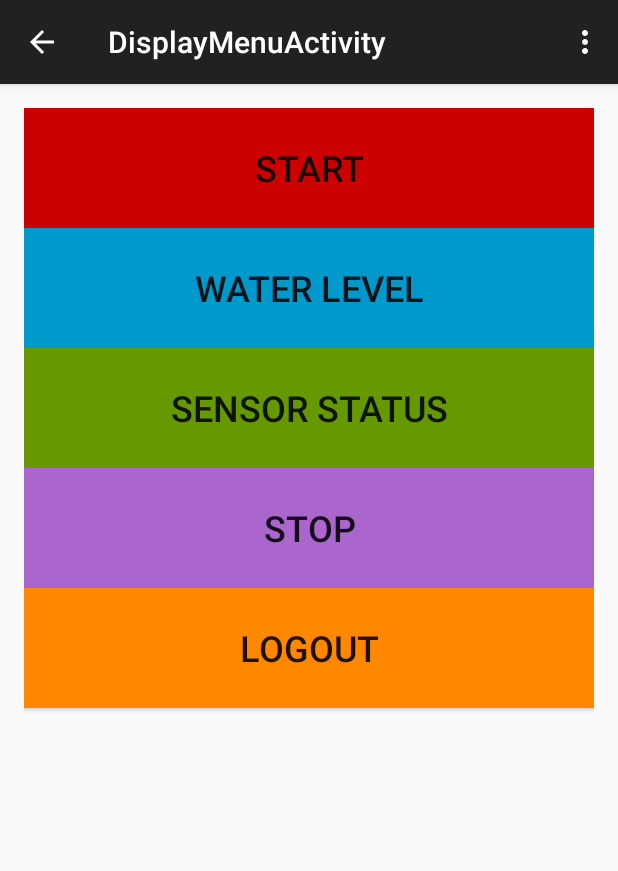
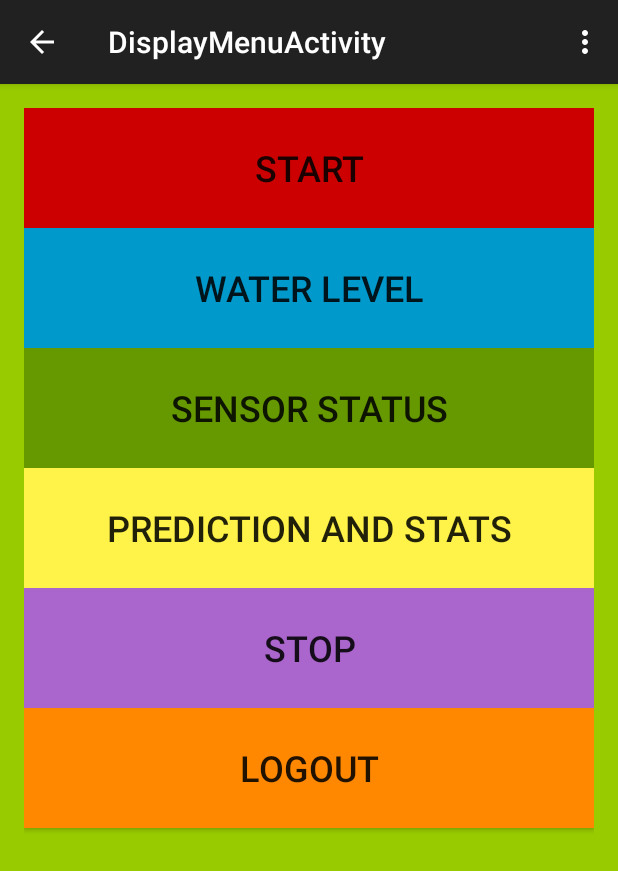
Before and after one commit to ajayambre/SmartIrrigationSystem, an Android app: the DisplayMenuActivity screen opened directly, with no data from a screen before it, on a phone screen of 412 x 824 dp. Shown: the top 871 px of the screen. Run offline under Robolectric (Android 15) with nearby library versions, the phone set to English and light mode, and no system bars.

Commit message:
Added Prediction and Stats

```diff
--- a/app/src/main/res/layout/activity_display_menu.xml
+++ b/app/src/main/res/layout/activity_display_menu.xml
@@ -4,7 +4,8 @@
     android:paddingRight="@dimen/activity_horizontal_margin"
     android:paddingTop="@dimen/activity_vertical_margin"
     android:paddingBottom="@dimen/activity_vertical_margin"
-    tools:context="edu.pccoe.smartirrigationsys.DisplayMenuActivity">
+    tools:context="edu.pccoe.smartirrigationsys.DisplayMenuActivity"
+    android:background="@android:color/holo_green_light">
 
     <Button
         android:layout_width="wrap_content"
@@ -58,9 +59,25 @@
     <Button
         android:layout_width="wrap_content"
         android:layout_height="wrap_content"
+        android:text="PREDICTION and STATS"
+        android:id="@+id/predandstats_btn"
+        android:layout_below="@+id/sensorStatus_btn"
+        android:layout_alignParentLeft="true"
+        android:layout_alignParentStart="true"
+        android:layout_alignRight="@+id/waterLevel_btn"
+        android:layout_alignEnd="@+id/waterLevel_btn"
+        android:height="@dimen/sis_btn_height"
+        android:background="#fffff249"
+        android:textSize="@dimen/abc_text_size_headline_material"
+        android:enabled="true"
+        android:clickable="true" />
+
+    <Button
+        android:layout_width="wrap_content"
+        android:layout_height="wrap_content"
         android:text="STOP"
         android:id="@+id/stop_btn"
-        android:layout_below="@+id/sensorStatus_btn"
+        android:layout_below="@+id/predandstats_btn"
         android:layout_alignParentLeft="true"
         android:layout_alignParentStart="true"
         android:layout_alignRight="@+id/sensorStatus_btn"
```
Also changed, not shown: 1 other file.
